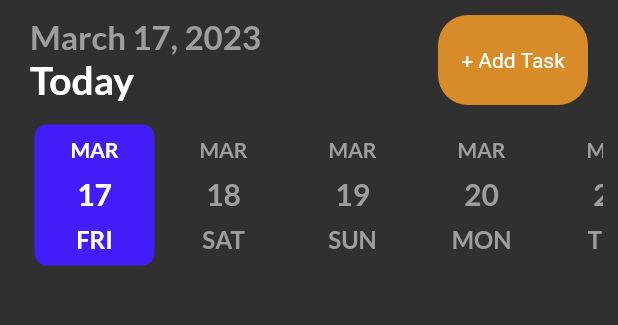
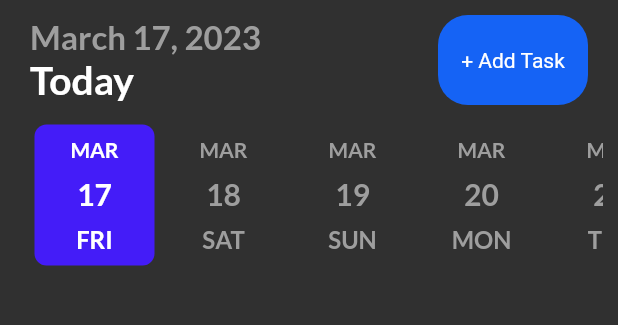
Before and after one commit to Sparrow-33/Tasky, a Flutter app: the screen it shows after launch, after a tap on the "nightlight round" icon, on a phone screen of 412 x 824 dp, the part 84-409 px from its top. Run offline on Flutter 3.47's test engine with Material 2 defaults, Android fonts, the phone set to English and light mode, and no system bars; drawn by our look-alikes of date_picker_timeline; our stand-ins replace awesome_notifications, cloud_firestore, firebase_core, flutter_staggered_animations, get, get_storage and 2 more; accounts and stored records are empty.

Commit message:
conf back

```diff
--- a/lib/models/task.dart
+++ b/lib/models/task.dart
@@ -67,5 +67,4 @@ class Task {
     );
   }
 
-
 }
--- a/lib/services/notification_service.dart
+++ b/lib/services/notification_service.dart
@@ -2,12 +2,12 @@
 import 'package:awesome_notifications/awesome_notifications.dart';
 
 class NotificationService {
-  displayNotification() {
+  displayNotification(String title, String body) {
     AwesomeNotifications().createNotification(
         content: NotificationContent(
             id: 33,
             channelKey: 'basic_channel',
-            title: 'Notification test',
-            body: 'IT WORKED'));
+            title: title,
+            body:  body));
   }
 }
--- a/lib/ui/home_page.dart
+++ b/lib/ui/home_page.dart
@@ -133,7 +133,7 @@ class _HomePageState extends State<HomePage> {
       leading: GestureDetector(
         onTap: () {
           ThemeService().switchTheme();
-          NotificationService().displayNotification();
+          NotificationService().displayNotification('MyTask', "mode toggled");
           print(Get.isDarkMode);
         },
         child: Icon(
--- a/lib/ui/task_tile.dart
+++ b/lib/ui/task_tile.dart
@@ -97,7 +97,7 @@ class TaskTile extends StatelessWidget {
       case 1:
         return Colors.pink;
       case 2:
-        return Colors.yellow;
+        return  Color(0xffe3ce48);
       default:
         return Colors.blue;
     }
--- a/lib/ui/widgets/button.dart
+++ b/lib/ui/widgets/button.dart
@@ -17,7 +17,7 @@ class MyButton extends StatelessWidget {
           height: 60,
           decoration: BoxDecoration(
               borderRadius: BorderRadius.circular(20),
-              color: Color.fromARGB(235, 229, 147, 40)
+              color:  Color(0xff1563f5)
               ),
           child:
           Align(
```
Also changed, not shown: lib/ui/addTaskBar.dart (+6 -3 lines).
